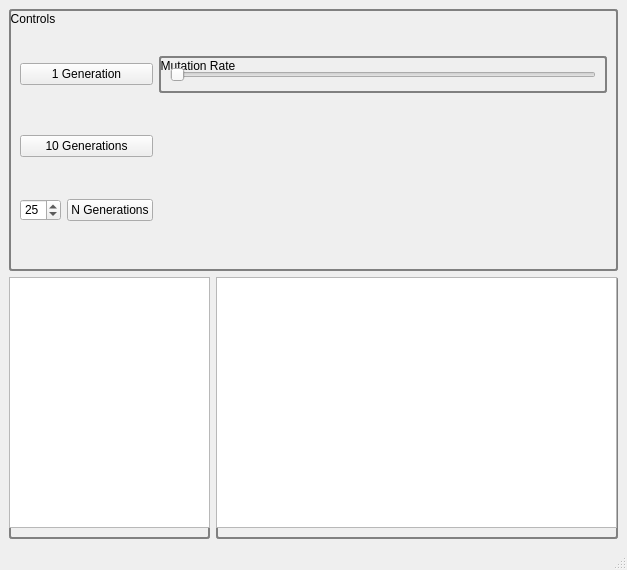
Old version of the form pygui/main_window.ui in the repository ArtificialEvolvingWorld/neural-net-tests.
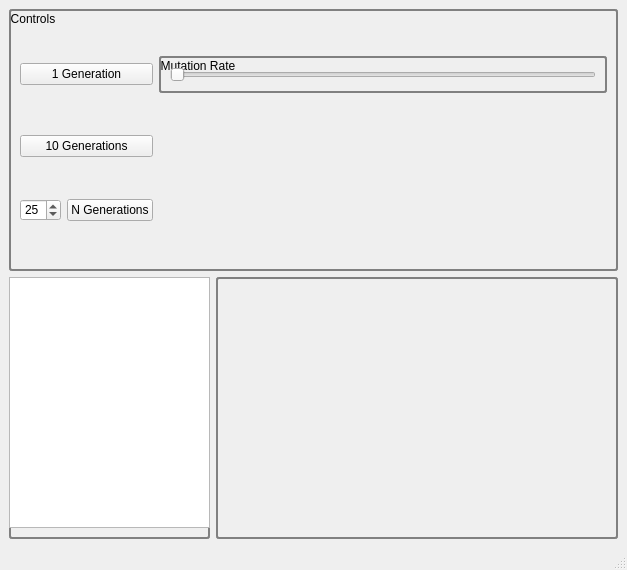
New version of the form.

Commit message: Added a stacked widget which allows for changing the info_layout displayed widgets at runtime based on which selection is made in the tree view. Rigged up a simple example showing the necessary implementation.

```diff
--- a/pygui/main_window.ui
+++ b/pygui/main_window.ui
@@ -121,11 +121,7 @@
          <height>251</height>
         </rect>
        </property>
-       <layout class="QHBoxLayout" name="info_layout">
-        <item>
-         <widget class="QListWidget" name="listWidget"/>
-        </item>
-       </layout>
+       <layout class="QVBoxLayout" name="info_layout"/>
       </widget>
      </widget>
     </item>
```
Left out of the diff: 4 changed lines with no effect on the pictures. The commit also changes 1 other file.
